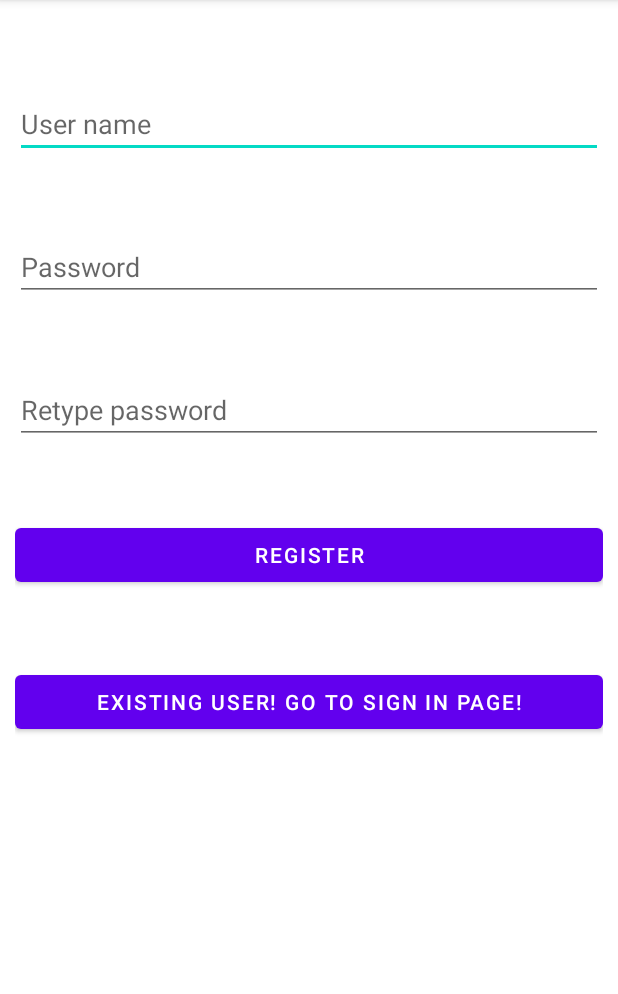
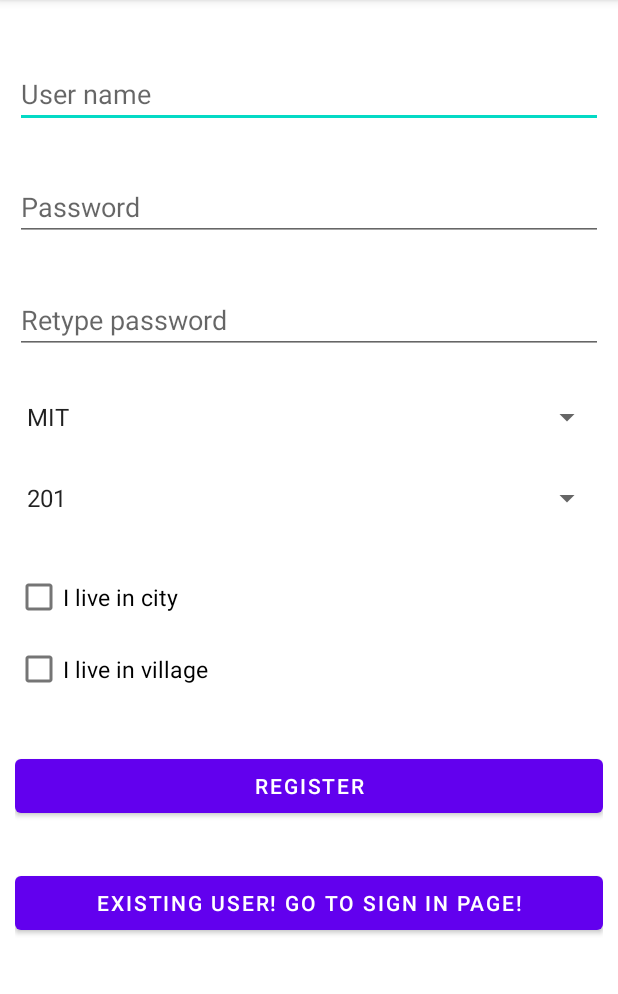
Before and after one commit to Olzhas-coder/Challenge_app, an Android app: the screen it shows after launch (MainActivity), on a phone screen of 412 x 824 dp, the part 84-1078 px from its top. Run offline under Robolectric (Android 15) with nearby library versions, the phone set to English and light mode, and no system bars.

```diff
--- a/app/build.gradle
+++ b/app/build.gradle
@@ -32,7 +32,9 @@ dependencies {
     implementation 'androidx.appcompat:appcompat:1.2.0'
     implementation 'com.google.android.material:material:1.2.1'
     implementation 'androidx.constraintlayout:constraintlayout:2.0.4'
+    implementation 'androidx.wear:wear:1.0.0'
     testImplementation 'junit:junit:4.+'
     androidTestImplementation 'androidx.test.ext:junit:1.1.2'
     androidTestImplementation 'androidx.test.espresso:espresso-core:3.3.0'
+    compileOnly 'com.google.android.wearable:wearable:2.6.0'
 }
--- a/app/src/main/AndroidManifest.xml
+++ b/app/src/main/AndroidManifest.xml
@@ -1,6 +1,10 @@
 <?xml version="1.0" encoding="utf-8"?>
 <manifest xmlns:android="http://schemas.android.com/apk/res/android"
     package="com.example.registrationactivity">
+
+    <uses-permission android:name="android.permission.WAKE_LOCK" />
+
+    <uses-feature android:name="android.hardware.type.watch" />
 
     <application
         android:allowBackup="true"
@@ -9,7 +13,19 @@
         android:roundIcon="@mipmap/ic_launcher_round"
         android:supportsRtl="true"
         android:theme="@style/Theme.RegistrationActivity">
-        <activity android:name=".HomeActivity"></activity>
+        <uses-library
+            android:name="com.google.android.wearable"
+            android:required="true" />
+
+        <!--
+               Set to true if your app is Standalone, that is, it does not require the handheld
+               app to run.
+        -->
+        <meta-data
+            android:name="com.google.android.wearable.standalone"
+            android:value="true" />
+
+        <activity android:name=".HomeActivity" />
         <activity android:name=".LoginActivity" />
         <activity android:name=".MainActivity">
             <intent-filter>
--- a/app/src/main/java/com/example/registrationactivity/LoginActivity.java
+++ b/app/src/main/java/com/example/registrationactivity/LoginActivity.java
@@ -37,7 +37,7 @@ public class LoginActivity extends AppCompatActivity {
                 else {
                     Boolean checkuserpass = DB.checkusernamepassword(user, pass);
                     if(checkuserpass == true){
-                        Toast.makeText(LoginActivity.this, "Sign in successfull", Toast.LENGTH_SHORT).show();
+                        Toast.makeText(LoginActivity.this, "Sign in succesыfull", Toast.LENGTH_SHORT).show();
                         Intent intent = new Intent(getApplicationContext(), HomeActivity.class);
                         startActivity(intent);
                     }else {
--- a/app/src/main/java/com/example/registrationactivity/MainActivity.java
+++ b/app/src/main/java/com/example/registrationactivity/MainActivity.java
@@ -4,16 +4,23 @@ import androidx.appcompat.app.AppCompatActivity;
 
 import android.content.Intent;
 import android.os.Bundle;
+import android.os.Message;
 import android.view.View;
+import android.widget.AdapterView;
+import android.widget.ArrayAdapter;
 import android.widget.Button;
+import android.widget.CheckBox;
 import android.widget.EditText;
+import android.widget.Spinner;
 import android.widget.Toast;
 
-public class MainActivity extends AppCompatActivity {
+public class MainActivity extends AppCompatActivity implements AdapterView.OnItemSelectedListener{
 
     EditText username, password, repassword;
     Button signup, signin;
     DBHelper DB;
+    CheckBox ckb, ckb1;
+
     @Override
     protected void onCreate(Bundle savedInstanceState) {
         super.onCreate(savedInstanceState);
@@ -24,6 +31,14 @@ public class MainActivity extends AppCompatActivity {
         signup = (Button) findViewById(R.id.btnsignup);
         signin = (Button) findViewById(R.id.btnsignin);
         DB = new DBHelper(this);
+        ckb = findViewById(R.id.checkbox);
+        ckb1 = findViewById(R.id.checkbox1);
+
+        Spinner spinner=findViewById(R.id.spinner);
+        spinner.setOnItemSelectedListener(this);
+
+        Spinner spinner1=findViewById(R.id.spinner1);
+        spinner1.setOnItemSelectedListener(this);
 
         signup.setOnClickListener(new View.OnClickListener() {
             @Override
@@ -66,4 +81,14 @@ public class MainActivity extends AppCompatActivity {
             }
         });
     }
+
+    @Override
+    public void onItemSelected(AdapterView<?> adapterView, View view, int position, long id) {
+        Toast.makeText(this, adapterView.getSelectedItem().toString(), Toast.LENGTH_SHORT).show();
+    }
+
+    @Override
+    public void onNothingSelected(AdapterView<?> parent) {
+
+    }
 }
--- a/app/src/main/res/layout/activity_main.xml
+++ b/app/src/main/res/layout/activity_main.xml
@@ -15,34 +15,67 @@
         android:layout_width="match_parent"
         android:layout_height="wrap_content"
         android:hint="User name"
-        android:layout_marginTop="50dp"/>
+        android:layout_marginTop="30dp"/>
     <EditText
         android:id="@+id/password"
         android:layout_width="match_parent"
         android:layout_height="wrap_content"
         android:hint="Password"
-        android:layout_marginTop="50dp"
+        android:layout_marginTop="30dp"
         android:layout_below="@+id/username"/>
     <EditText
         android:id="@+id/repassword"
         android:layout_width="match_parent"
         android:layout_height="wrap_content"
         android:hint="Retype password"
-        android:layout_marginTop="50dp"
+        android:layout_marginTop="30dp"
         android:layout_below="@+id/password"/>
+    <Spinner
+        android:id="@+id/spinner"
+        android:layout_width="match_parent"
+        android:layout_height="wrap_content"
+        app:layout_constraintLeft_toLeftOf="parent"
+        app:layout_constraintTop_toTopOf="parent"
+        android:entries="@array/Spinner_items"
+        android:layout_marginTop="30dp"
+        android:layout_below="@+id/repassword"/>
+    <Spinner
+        android:id="@+id/spinner1"
+        android:layout_width="match_parent"
+        android:layout_height="wrap_content"
+        app:layout_constraintLeft_toLeftOf="parent"
+        app:layout_constraintTop_toTopOf="parent"
+        android:entries="@array/Spinner_items1"
+        android:layout_marginTop="30dp"
+        android:layout_below="@+id/spinner"/>
+    <CheckBox
+        android:id="@+id/checkbox"
+        android:layout_width="wrap_content"
+        android:layout_height="wrap_content"
+        android:text="@string/ckb"
+        android:textSize="15dp"
+        android:layout_marginTop="30dp"
+        android:layout_below="@+id/spinner1"/>
+    <CheckBox
+        android:id="@+id/checkbox1"
+        android:layout_width="wrap_content"
+        android:layout_height="wrap_content"
+        android:text="@string/ckb1"
+        android:textSize="15dp"
+        android:layout_below="@+id/checkbox"/>
     <Button
         android:id="@+id/btnsignup"
         android:layout_width="match_parent"
         android:layout_height="wrap_content"
         android:text="Register"
-        android:layout_marginTop="50dp"
-        android:layout_below="@+id/repassword"/>
+        android:layout_marginTop="30dp"
+        android:layout_below="@+id/checkbox1"/>
     <Button
         android:id="@+id/btnsignin"
         android:layout_width="match_parent"
         android:layout_height="wrap_content"
         android:text="Existing user! Go to sign in page!"
-        android:layout_marginTop="50dp"
+        android:layout_marginTop="30dp"
         android:layout_below="@+id/btnsignup"/>
 
 </RelativeLayout>
--- /dev/null
+++ b/app/src/main/res/values/dimens.xml
@@ -0,0 +1,15 @@
+<?xml version="1.0" encoding="utf-8"?>
+<resources>
+    <!--
+    Because the window insets on round devices are larger than 15dp, this padding only applies
+    to square screens.
+    -->
+    <dimen name="box_inset_layout_padding">0dp</dimen>
+
+    <!--
+    This padding applies to both square and round screens. The total padding between the buttons
+    and the window insets is box_inset_layout_padding (above variable) on square screens and
+    inner_frame_layout_padding (below variable) on round screens.
+    -->
+    <dimen name="inner_frame_layout_padding">5dp</dimen>
+</resources>
--- a/app/src/main/res/values/strings.xml
+++ b/app/src/main/res/values/strings.xml
@@ -1,3 +1,19 @@
 <resources>
     <string name="app_name">RegistrationActivity</string>
+    <string-array name="Spinner_items">
+        <item>MIT</item>
+        <item>Cambridge</item>
+        <item>Oxford</item>
+        <item>Harvard</item>
+    </string-array>
+    <string-array name="Spinner_items1">
+        <item>201</item>
+        <item>202</item>
+        <item>203</item>
+        <item>204</item>
+    </string-array>
+    <string name="ckb">I live in city</string>
+    <string name="ckb1">I live in village</string>
+
+
 </resources>
```
